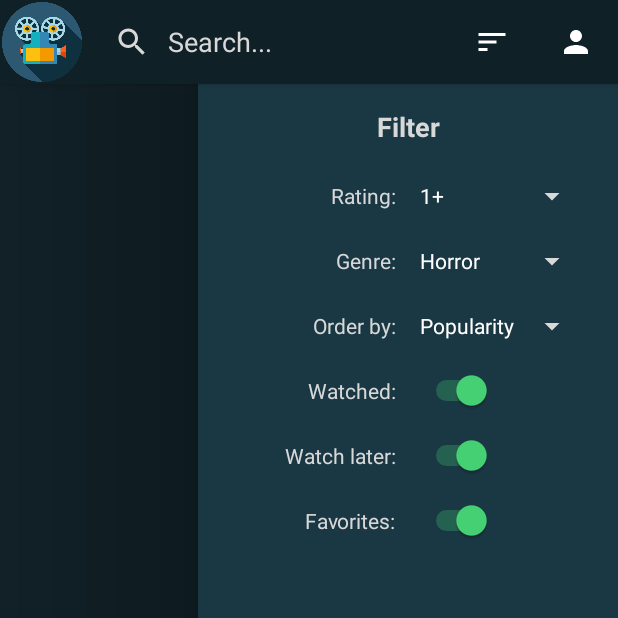
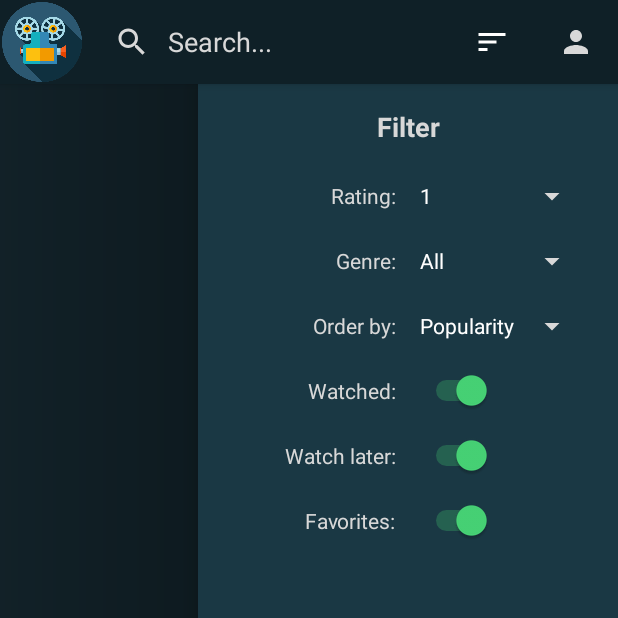
Before and after one commit to ALX99/Watchr, an Android app: the screen it shows after launch (MainActivity), with the side drawer open, on a phone screen of 412 x 824 dp, the top half of it. Run offline under Robolectric (Android 15) with nearby library versions, the light colour scheme and no system bars; our stand-ins replace ButterKnife, Firebase (no records; nobody signed in at launch, a user with empty details on screens opened directly), Room's generated code, RxJava, navigation-ui; pictures from the network do not load; 8 statements that could not run were skipped.

Commit message:
Filter rating and order by

```diff
--- a/app/src/main/java/ipren/watchr/activities/MainActivity.java
+++ b/app/src/main/java/ipren/watchr/activities/MainActivity.java
@@ -2,7 +2,9 @@ package ipren.watchr.activities;
 
 
 import android.graphics.Bitmap;
+import android.graphics.drawable.BitmapDrawable;
 import android.graphics.drawable.Drawable;
+import android.graphics.drawable.Icon;
 import android.os.Bundle;
 import android.view.View;
 import android.widget.AdapterView;
@@ -10,7 +12,6 @@ import android.widget.ArrayAdapter;
 import android.widget.ImageButton;
 import android.widget.Spinner;
 import android.widget.Switch;
-import android.widget.Toast;
 
 import androidx.annotation.NonNull;
 import androidx.annotation.Nullable;
@@ -30,7 +31,7 @@ import com.bumptech.glide.request.transition.Transition;
 import com.google.android.material.bottomnavigation.BottomNavigationView;
 
 import ipren.watchr.R;
-import ipren.watchr.dataHolders.Filter;
+import ipren.watchr.dataHolders.MovieFilter;
 import ipren.watchr.repository.Database.MovieDB;
 import ipren.watchr.viewModels.MainViewModel;
 import ipren.watchr.viewModels.MainViewModelInterface;
@@ -39,7 +40,7 @@ public class MainActivity extends AppCompatActivity {
 
     private MainViewModelInterface mainViewModel;
     private NavController navController;
-    private Filter filter;
+    private MovieFilter movieFilter;
 
     @Override
     protected void onCreate(Bundle savedInstanceState) {
@@ -67,13 +68,13 @@ public class MainActivity extends AppCompatActivity {
     }
 
     /**
-     * Initializes the filter
+     * Initializes the movieFilter
      */
     private void initFilter() {
-        // Filter model
-        filter = Filter.getInstance();
+        // MovieFilter model
+        movieFilter = MovieFilter.getInstance();
 
-        // Init filter drawer
+        // Init movieFilter drawer
         DrawerLayout filterDrawer = findViewById(R.id.filter_drawer);
         filterDrawer.setDrawerLockMode(DrawerLayout.LOCK_MODE_LOCKED_CLOSED);
 
@@ -82,7 +83,7 @@ public class MainActivity extends AppCompatActivity {
     }
 
     /**
-     * Initializes the filter switches
+     * Initializes the movieFilter switches
      */
     private void initSwitches() {
         initSwitch(R.id.watched_switch);
@@ -100,16 +101,16 @@ public class MainActivity extends AppCompatActivity {
         String tag = (String) switchView.getTag();
         switchView.setOnClickListener(v -> {
             if (switchView.isChecked()) {
-                filter.setSwitch(tag, true);
+                movieFilter.setSwitch(tag, true);
             } else {
-                filter.setSwitch(tag, false);
+                movieFilter.setSwitch(tag, false);
             }
         });
         return switchView;
     }
 
     /**
-     * Initializes the filter spinners
+     * Initializes the movieFilter spinners
      */
     private void initSpinners() {
         initSpinner(R.id.rating_spinner, R.array.rating_spinner);
@@ -132,7 +133,7 @@ public class MainActivity extends AppCompatActivity {
             @Override
             public void onItemSelected(AdapterView<?> parent, View view, int position, long id) {
                 String value = (String) parent.getItemAtPosition(position);
-                filter.setSpinner(tag, value);
+                movieFilter.setSpinner(tag, value);
             }
 
             @Override
@@ -154,19 +155,19 @@ public class MainActivity extends AppCompatActivity {
      */
     private void initProfileButton() {
         ImageButton profileBtn = findViewById(R.id.toolbar_profile);
+        profileBtn.setImageResource(R.drawable.ic_profile);
 
         // Observes logged in status of user and sets profile picture accordingly
         mainViewModel.getUser().observe(this, user -> {
             if (user == null) {
                 // Not logged in
-                profileBtn.setImageResource(R.drawable.ic_profile);
+                profileBtn.setColorFilter(getResources().getColor(R.color.text));
             } else {
                 // Logged in
                 Glide.with(this).asBitmap().load(user.getUserProfilePictureUri()).into(new CustomTarget<Bitmap>() {
                     @Override
                     public void onResourceReady(@NonNull Bitmap resource, @Nullable Transition<? super Bitmap> transition) {
-                        // TODO: replace with the resource
-                        profileBtn.setImageResource(R.drawable.default_profile_photo_toolbar);
+                        profileBtn.setColorFilter(getResources().getColor(R.color.colorAccent));
                     }
 
                     @Override
@@ -195,12 +196,15 @@ public class MainActivity extends AppCompatActivity {
         }
     }
 
+    /**
+     * Hides the search and movieFilter buttons from the toolbar
+     */
     private void hideSearchAndFilter() {
         // Get the search view from toolbar and hide
         SearchView searchView = findViewById(R.id.toolbar_search);
         searchView.setVisibility(View.GONE);
 
-        // Get the filter button from toolbar and show
+        // Get the movieFilter button from toolbar and show
         ImageButton filterBtn = findViewById(R.id.toolbar_filter);
         filterBtn.setVisibility(View.GONE);
     }
--- a/app/src/main/java/ipren/watchr/dataHolders/Filter.java
+++ b/app/src/main/java/ipren/watchr/dataHolders/MovieFilter.java
@@ -1,37 +1,35 @@
 package ipren.watchr.dataHolders;
 
-import android.util.Log;
-
 /**
- * Filter model containing current filter options.
+ * MovieFilter model containing current filter options.
  * Singleton.
  */
-public class Filter {
-    private static Filter instance;
-    private String rating;
+public class MovieFilter {
+    private static MovieFilter instance;
+    private double rating;
     private String genre;
     private String orderBy;
     private boolean includeWatched;
     private boolean includeWatchLater;
     private boolean includeFavorites;
 
-    private Filter() {
-        rating = "1+";
-        genre = "Horror";
+    private MovieFilter() {
+        rating = 1.0;
+        genre = "All";
         orderBy = "Popularity";
         includeWatched = true;
         includeWatchLater = true;
         includeFavorites = true;
     }
 
-    public static Filter getInstance() {
+    public static MovieFilter getInstance() {
         if (instance == null) {
-            instance = new Filter();
+            instance = new MovieFilter();
         }
         return instance;
     }
 
-    public String getRating() {
+    public double getRating() {
         return rating;
     }
 
@@ -56,7 +54,6 @@ public class Filter {
     }
 
     public void setSwitch(String tag, boolean status) {
-        Log.d("TEST", tag + " " + status);
         switch (tag) {
             case "watched_switch":
                 includeWatched = status;
@@ -71,10 +68,9 @@ public class Filter {
     }
 
     public void setSpinner(String tag, String value) {
-        Log.d("TEST", tag + " " + value);
         switch (tag) {
             case "rating_spinner":
-                rating = value;
+                rating = Double.parseDouble(value);
                 break;
             case "genre_spinner":
                 genre = value;
--- a/app/src/main/res/values/strings.xml
+++ b/app/src/main/res/values/strings.xml
@@ -36,19 +36,20 @@
     <string name="hello_blank_fragment">Hello blank fragment</string>
 
     <string-array name="rating_spinner">
-        <item>1+</item>
-        <item>2+</item>
-        <item>3+</item>
-        <item>4+</item>
-        <item>5+</item>
-        <item>6+</item>
-        <item>7+</item>
-        <item>8+</item>
-        <item>9+</item>
+        <item>1</item>
+        <item>2</item>
+        <item>3</item>
+        <item>4</item>
+        <item>5</item>
+        <item>6</item>
+        <item>7</item>
+        <item>8</item>
+        <item>9</item>
         <item>10</item>
     </string-array>
 
     <string-array name="genre_spinner">
+        <item>All</item>
         <item>Horror</item>
         <item>Comedy</item>
         <item>Action</item>
```
Also changed, not shown: app/src/main/java/ipren/watchr/activities/fragments/Adapters/MovieListAdapter.java (+14 -1 lines), app/src/main/java/ipren/watchr/activities/fragments/MovieListFragment.java (+51 -2 lines), app/src/main/java/ipren/watchr/viewModels/ListViewModel.java (+0 -34 lines).
